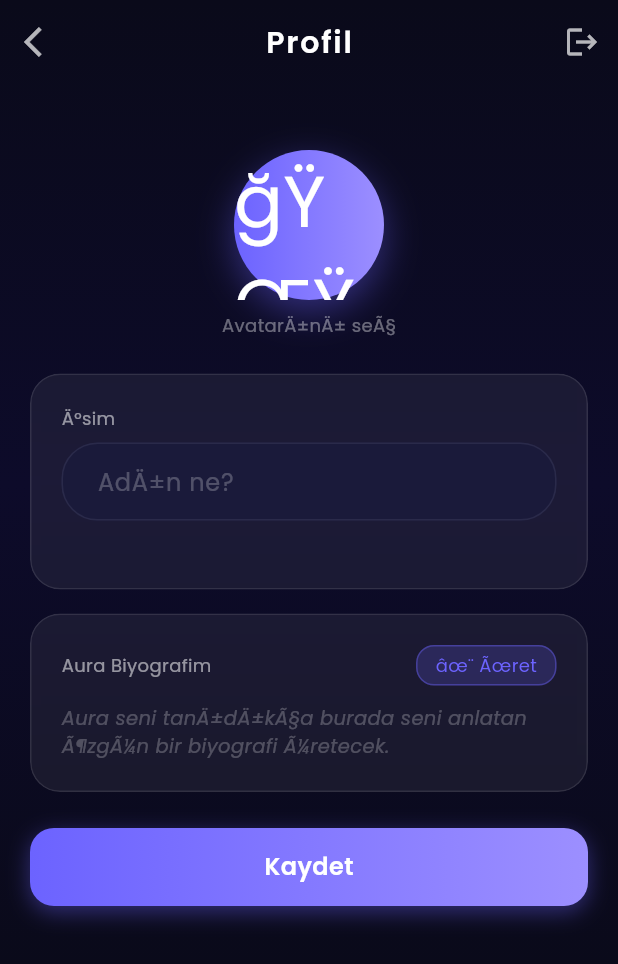
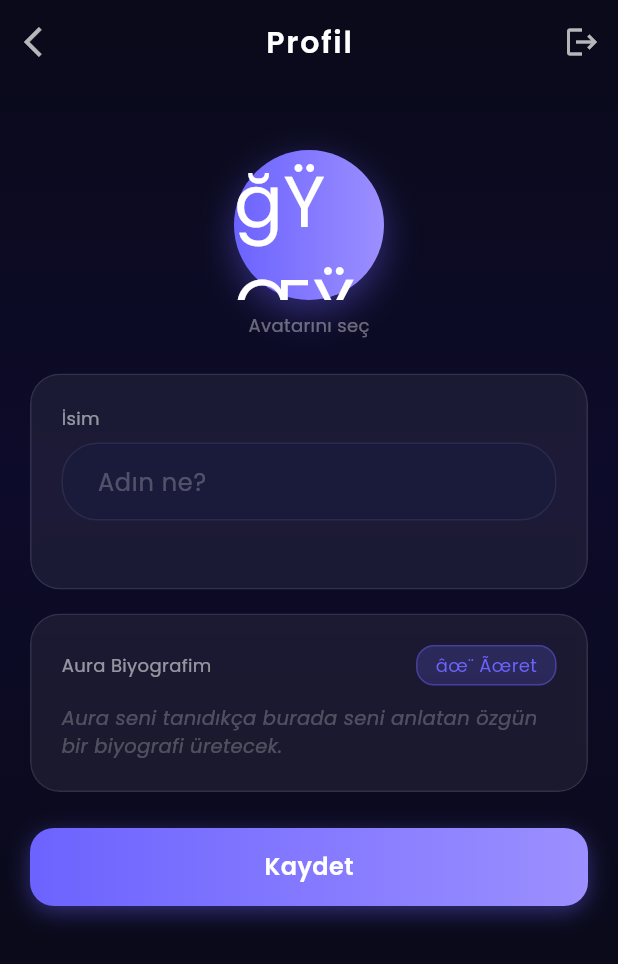
Before and after one commit to enerjiiaydinlatma-glitch/ibrhm-app, a Flutter app: the ProfileScreen screen opened directly with empty values, on a phone screen of 412 x 824 dp. Shown: the top 964 px of the screen. Run offline on Flutter 3.47's test engine with Material 3 defaults, Android fonts, the phone set to English and light mode, and no system bars; our stand-ins replace audioplayers, dio, flutter_local_notifications, flutter_riverpod, flutter_secure_storage, flutter_tts and 6 more; missing offline and left inert: flutter_soloud, record; accounts and stored records are empty; network calls fail; project files that could hold a hidden picture were left out.

Commit message:
chore: erisilemeyen profile/story ekranlarinda kismi mojibake temizligi
Onceki commit'in (bd3e45d) takibi: friends_screen.dart'ta bulunan mojibake
deseninin ayni sekilde profile_screen.dart ve story_screen.dart'ta da
(ikisi de UYGULAMADAN HIC ERISILEMIYOR - navigasyon baglantisi yok, bkz.
proje hafizasi) var oldugu dogrulandi.

Guvenli, dogrulanabilir bir onarim script'iyle (latin-1 kodla / utf-8
coz hilesi, HER adimda "gercekten iyilesiyor mu" kontroluyle - kotu bir
onarimi asla UYGULAMAYAN bir guvenlik agi ile) 7 satir basariyla
duzeltildi (profile_screen.dart: 6, story_screen.dart: 1).

BILEREK TAMAMLANMAMIS: kalan 8 satir (hem profile_screen.dart hem
story_screen.dart'ta) FARKLI/daha karmasik bir bozulma zinciri gecirmis -
tek/cift katmanli standart onarim bunlari duzeltemiyor. Bu ekranlar
UYGULAMADAN HIC ERISILEMEDIGI icin (sifir kullanici etkisi) daha fazla
adli-bilisim/byte-seviyesi calisma harcamaya DEGMEDI - guvenlik agi
sayesinde hicbir yeni bozulma da EKLENMEDI (onceki bir denemede TAM DA
bu oldugu icin geri alinmisti, bu sefer script kotu bir onarimi
reddetti).

Dogrulama: iki dosya da hala gecerli UTF-8 (decode hatasi yok). flutter
analyze -> "No issues found!". Windows/Web/APK ucu de build edildi.

Co-Authored-By: Claude Sonnet 5 <noreply@anthropic.com>

```diff
--- a/lib/features/social/screens/profile_screen.dart
+++ b/lib/features/social/screens/profile_screen.dart
@@ -170,21 +170,21 @@ class _ProfileScreenState extends ConsumerState<ProfileScreen> {
                       ),
                     ),
                     const SizedBox(height: 8),
-                    Text("AvatarÄ±nÄ± seÃ§", style: GoogleFonts.poppins(color: Colors.white38, fontSize: 12)),
+                    Text("Avatarını seç", style: GoogleFonts.poppins(color: Colors.white38, fontSize: 12)),
                     const SizedBox(height: 24),
 
-                    // Ä°sim
+                    // İsim
                     _glassCard(
                       child: Column(
                         crossAxisAlignment: CrossAxisAlignment.start,
                         children: [
-                          Text("Ä°sim", style: GoogleFonts.poppins(color: Colors.white54, fontSize: 12)),
+                          Text("İsim", style: GoogleFonts.poppins(color: Colors.white54, fontSize: 12)),
                           const SizedBox(height: 8),
                           TextField(
                             controller: _nameController,
                             style: GoogleFonts.poppins(color: Colors.white, fontSize: 16),
                             decoration: InputDecoration(
-                              hintText: "AdÄ±n ne?",
+                              hintText: "Adın ne?",
                               hintStyle: GoogleFonts.poppins(color: Colors.white24),
                               border: InputBorder.none,
                             ),
@@ -224,7 +224,7 @@ class _ProfileScreenState extends ConsumerState<ProfileScreen> {
                           const SizedBox(height: 12),
                           _biography.isEmpty
                               ? Text(
-                                  "Aura seni tanÄ±dÄ±kÃ§a burada seni anlatan Ã¶zgÃ¼n bir biyografi Ã¼retecek.",
+                                  "Aura seni tanıdıkça burada seni anlatan özgün bir biyografi üretecek.",
                                   style: GoogleFonts.poppins(color: Colors.white24, fontSize: 13, fontStyle: FontStyle.italic),
                                 )
                               : Text(_biography, style: GoogleFonts.poppins(color: Colors.white.withValues(alpha: 0.85), fontSize: 14, height: 1.6)),
@@ -292,7 +292,7 @@ class _ProfileScreenState extends ConsumerState<ProfileScreen> {
           child: Column(
             mainAxisSize: MainAxisSize.min,
             children: [
-              Text("Avatar SeÃ§", style: GoogleFonts.poppins(color: Colors.white, fontSize: 18, fontWeight: FontWeight.w600)),
+              Text("Avatar Seç", style: GoogleFonts.poppins(color: Colors.white, fontSize: 18, fontWeight: FontWeight.w600)),
               const SizedBox(height: 20),
               Wrap(
                 spacing: 16,
--- a/lib/features/social/screens/story_screen.dart
+++ b/lib/features/social/screens/story_screen.dart
@@ -194,7 +194,7 @@ class _StoryScreenState extends State<StoryScreen> {
                 ),
               ),
               const SizedBox(width: 10),
-              Text(story["author_name"] ?? "KullanÄ±cÄ±", style: GoogleFonts.poppins(color: Colors.white, fontWeight: FontWeight.w600)),
+              Text(story["author_name"] ?? "Kullanıcı", style: GoogleFonts.poppins(color: Colors.white, fontWeight: FontWeight.w600)),
             ],
           ),
           const SizedBox(height: 12),
```
Also changed, not shown: 1 other file.
